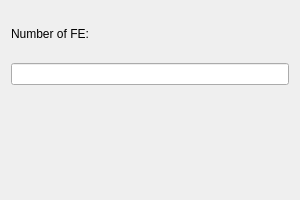
Above: mesh_layout.ui from Haudkozaur/masterThesis before the change. Below: the same form after it.
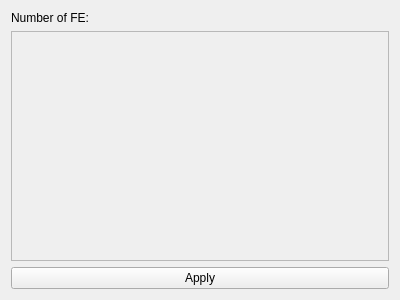
That is the form after the change.

Commit message: added mesh layout

Patch:
```diff
--- a/mesh_layout.ui
+++ b/mesh_layout.ui
@@ -6,35 +6,34 @@
    <rect>
     <x>0</x>
     <y>0</y>
-    <width>300</width>
-    <height>200</height>
+    <width>400</width>
+    <height>300</height>
    </rect>
   </property>
-  <property name="windowTitle">
-   <string>Static Scheme Layout</string>
-  </property>
-  <layout class="QVBoxLayout" name="staticSchemeVBoxLayout">
+  <layout class="QVBoxLayout" name="mainLayout">
    <item>
-    <widget class="QLabel" name="label">
+    <widget class="QLabel" name="numberOfFeLabel">
      <property name="text">
       <string>Number of FE:</string>
      </property>
     </widget>
    </item>
    <item>
-    <widget class="QLineEdit" name="numberOfFeLineEdit"/>
-   </item>
-   <item>
-    <widget class="QLabel" name="label_2">
-     <property name="text">
-      <string/>
+    <widget class="QScrollArea" name="scrollArea">
+     <property name="widgetResizable">
+      <bool>true</bool>
      </property>
+     <widget class="QWidget" name="scrollAreaWidgetContents">
+      <layout class="QVBoxLayout" name="dynamicLayout">
+       <!-- Dynamic content will be added here -->
+      </layout>
+     </widget>
     </widget>
    </item>
    <item>
-    <widget class="QLabel" name="label_3">
+    <widget class="QPushButton" name="applyButton">
      <property name="text">
-      <string/>
+      <string>Apply</string>
      </property>
     </widget>
    </item>
```
Left out of the diff: 4 changed lines with no effect on the pictures. The commit also changes 1 other file.
